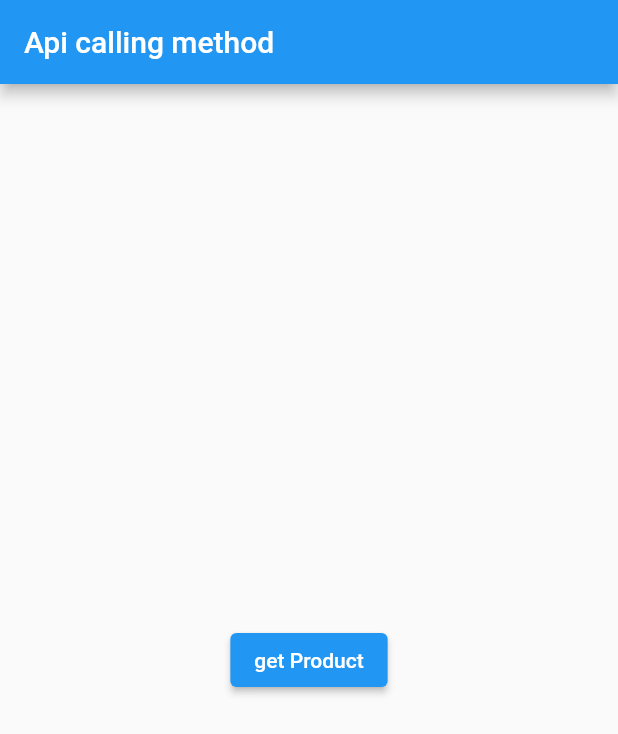
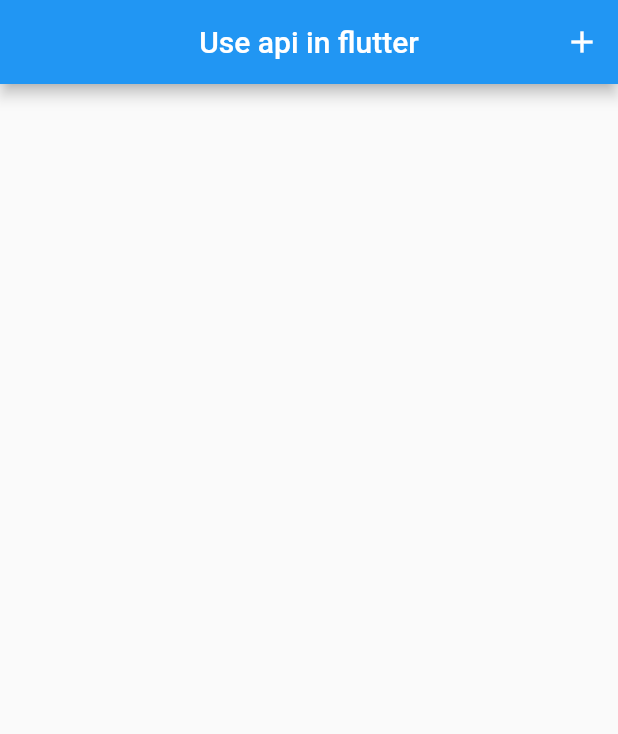
Before and after one commit to RRKawchar/api_practice, a Flutter app: the screen it shows after launch, on a phone screen of 412 x 824 dp. Shown: the top 734 px of the screen. Run offline on Flutter 3.47's test engine with Material 2 defaults, Android fonts, the phone set to English and light mode, and no system bars.

Commit message:
2nd practice

```diff
--- a/lib/main.dart
+++ b/lib/main.dart
@@ -1,5 +1,7 @@
 import 'package:api_practice/practice1/views/home_page.dart';
 import 'package:api_practice/practice1/views/home_page2.dart';
+import 'package:api_practice/practice3/practice3_screen.dart';
+import 'package:api_practice/practice4/views/practice4_screen.dart';
 import 'package:flutter/material.dart';
 
 void main() {
@@ -16,18 +18,9 @@ class MyApp extends StatelessWidget {
       debugShowCheckedModeBanner: false,
       title: 'Flutter Demo',
       theme: ThemeData(
-        // This is the theme of your application.
-        //
-        // Try running your application with "flutter run". You'll see the
-        // application has a blue toolbar. Then, without quitting the app, try
-        // changing the primarySwatch below to Colors.green and then invoke
-        // "hot reload" (press "r" in the console where you ran "flutter run",
-        // or simply save your changes to "hot reload" in a Flutter IDE).
-        // Notice that the counter didn't reset back to zero; the application
-        // is not restarted.
         primarySwatch: Colors.blue,
       ),
-      home: HomePage2(),
+      home: Practice4Screen(),
     );
   }
 }
--- /dev/null
+++ b/lib/practice4/views/practice4_screen.dart
@@ -0,0 +1,26 @@
+import 'package:flutter/material.dart';
+
+class Practice4Screen extends StatefulWidget {
+  const Practice4Screen({Key? key}) : super(key: key);
+
+  @override
+  State<Practice4Screen> createState() => _Practice4ScreenState();
+}
+
+class _Practice4ScreenState extends State<Practice4Screen> {
+  @override
+  Widget build(BuildContext context) {
+    return Scaffold(
+      appBar: AppBar(
+        title:const Text("Use api in flutter"),
+        centerTitle: true,
+        actions: [
+          IconButton(onPressed: (){}, icon: Icon(Icons.add))
+        ],
+      ),
+      body: Container(
+
+      ),
+    );
+  }
+}
```
Also changed, not shown: lib/network/endpoints.dart (added, +22 -0 lines), lib/network/network_util.dart (added, +76 -0 lines), lib/practice3/controller/category_controller.dart (added, +24 -0 lines), lib/practice3/practice3_screen.dart (added, +33 -0 lines), lib/practice4/config/config.dart (added, +24 -0 lines).
